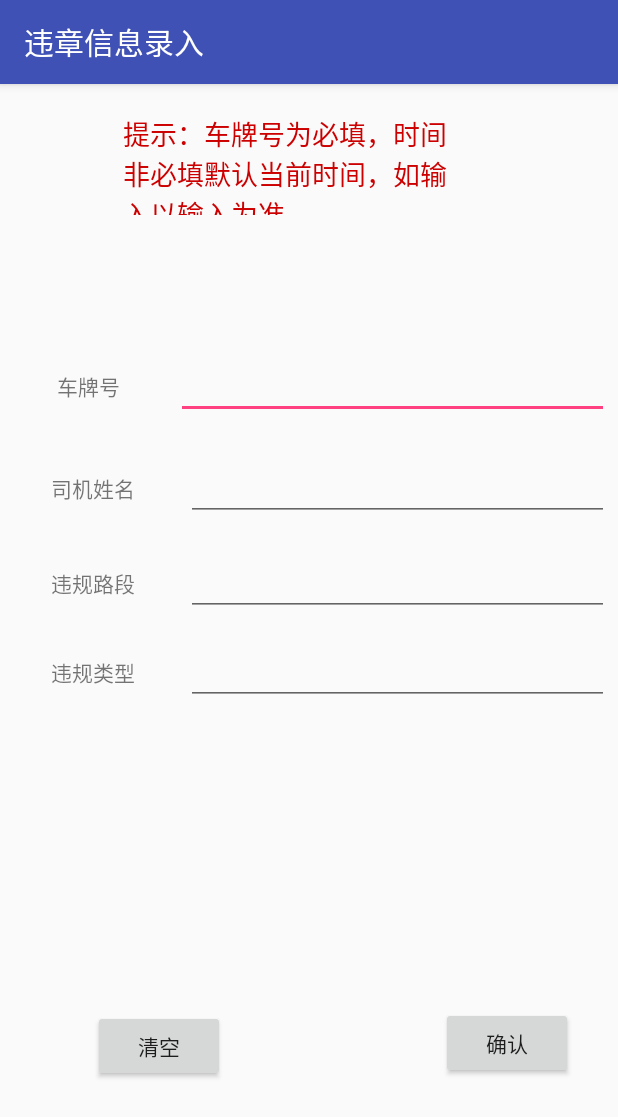
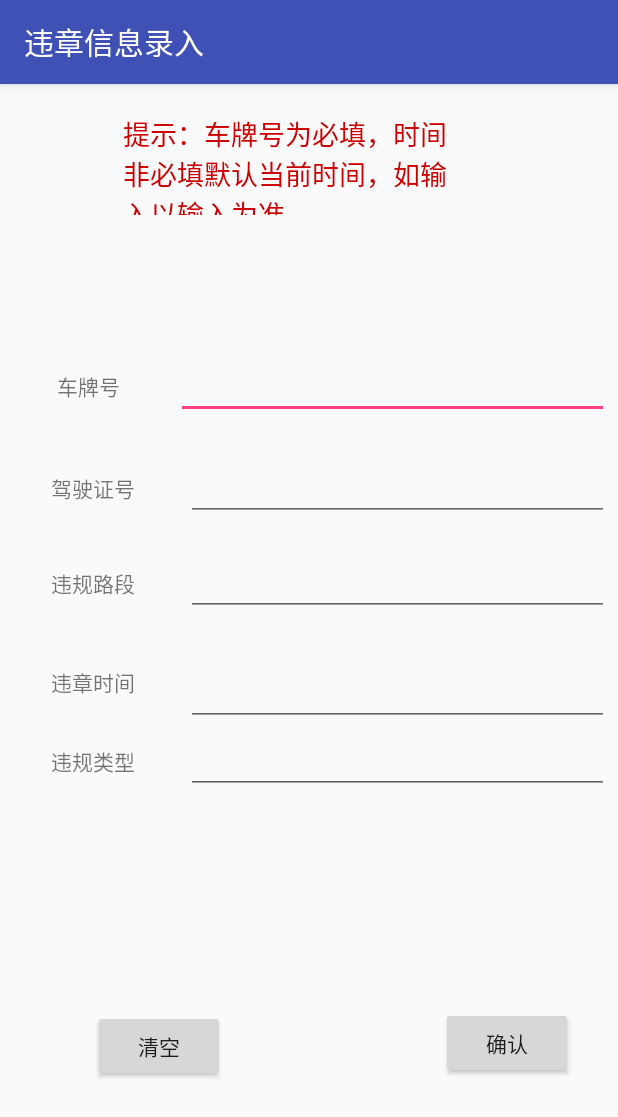
Before and after one commit to wujinbiao94/MyApplication3, an Android app: the PeccancyInsertActivity screen opened directly, with no data from a screen before it, on a phone screen of 412 x 824 dp. Shown: the top 1117 px of the screen. Run offline under Robolectric (Android 15) with nearby library versions, the phone set to English and light mode, and no system bars.

Commit message:
新增违章信息录入

```diff
--- a/app/src/main/java/com/example/myapplication/PeccancyInsertActivity.java
+++ b/app/src/main/java/com/example/myapplication/PeccancyInsertActivity.java
@@ -1,13 +1,108 @@
 package com.example.myapplication;
 
+import android.app.AlertDialog;
+import android.content.SharedPreferences;
+import android.os.Handler;
 import android.support.v7.app.AppCompatActivity;
 import android.os.Bundle;
+import android.view.View;
+import android.widget.Button;
+import android.widget.TextView;
+
+import com.example.myapplication.util.Constons;
+
+import org.apache.http.NameValuePair;
+import org.apache.http.message.BasicNameValuePair;
+
+import java.util.ArrayList;
+import java.util.List;
 
 public class PeccancyInsertActivity extends AppCompatActivity {
 
+    TextView license;
+    TextView carPlateNum;
+    TextView peccancyType;
+    TextView peccancyDate;
+    TextView peccancyPlace;
+    Button submitBtn;
+    Button cleanBtn;
+    private SharedPreferences sp;
+    // 返回主线程更新数据
+    private static Handler handler = new Handler();
     @Override
     protected void onCreate(Bundle savedInstanceState) {
         super.onCreate(savedInstanceState);
         setContentView(R.layout.activity_peccancy_insert);
+
+        license = (TextView) findViewById(R.id.license);
+        carPlateNum = (TextView) findViewById(R.id.carPlateNum);
+        peccancyType = (TextView) findViewById(R.id.peccancyType);
+        peccancyDate = (TextView) findViewById(R.id.peccancyTime);
+        peccancyPlace = (TextView) findViewById(R.id.peccancyPlace);
+        submitBtn = (Button) findViewById(R.id.submitBtn);
+
+        submitBtn.setOnClickListener(new View.OnClickListener() {
+            @Override
+            public void onClick(View v) {
+                new Thread(new RequestThread()).start();
+            }
+
+        });
+
+        cleanBtn = (Button) findViewById(R.id.cleanBtn);
+        cleanBtn.setOnClickListener(new View.OnClickListener() {
+            @Override
+            public void onClick(View v) {
+                license.setText("");
+                carPlateNum.setText("");
+                peccancyType.setText("");
+                peccancyDate.setText("");
+                peccancyPlace.setText("");
+            }
+
+        });
+    }
+
+    public class RequestThread implements Runnable {
+        @Override
+        public void run() {
+            List<NameValuePair> list = new ArrayList<>();
+            NameValuePair pair  = new BasicNameValuePair("license",license.getText().toString());
+            list.add(pair);
+            pair = new  BasicNameValuePair("carPlateNum",carPlateNum.getText().toString());
+            list.add(pair);
+            pair = new  BasicNameValuePair("peccancyType",peccancyType.getText().toString());
+            list.add(pair);
+            pair = new  BasicNameValuePair("peccancyDate",peccancyDate.getText().toString());
+            list.add(pair);
+            pair = new  BasicNameValuePair("peccancyPlace",peccancyPlace.getText().toString());
+            list.add(pair);
+            sp = getSharedPreferences("User", MODE_PRIVATE);
+            pair = new BasicNameValuePair("dealPersion",sp.getString("userName",""));
+            list.add(pair);
+            String json = WebServiceRequest.postRequest(list,"http://"+ Constons.IP+"/"+Constons.peccancyInsert);
+            System.out.println("服务器返回的json="+json);
+            if (json != null){
+                handler.post(new Runnable() {
+                    @Override
+                    public void run() {
+                        license.setText("");
+                        carPlateNum.setText("");
+                        peccancyType.setText("");
+                        peccancyDate.setText("");
+                        peccancyPlace.setText("");
+                        showExitDialog01();
+                    }
+                });
+            }
+        }
+    }
+
+    private void showExitDialog01(){
+        new AlertDialog.Builder(this)
+                .setTitle("提示")
+                .setMessage("保存完成！")
+                .setPositiveButton("确定", null)
+                .show();
     }
 }
--- a/app/src/main/java/com/example/myapplication/util/Constons.java
+++ b/app/src/main/java/com/example/myapplication/util/Constons.java
@@ -11,5 +11,9 @@ public class Constons {
 
     //车牌查询请求方法名
     public static final String carInfoSearch = "carRequest.do";
+    //驾驶证查询
+    public static final String driverLicenseSearch = "driverLisence.do";
+    //插入违章信息
+    public static final String peccancyInsert = "peccancyInsert.do";
 
 }
--- a/app/src/main/res/layout/activity_license.xml
+++ b/app/src/main/res/layout/activity_license.xml
@@ -47,7 +47,7 @@
         app:layout_constraintVertical_bias="0.2" />
 
     <Button
-        android:id="@+id/button2"
+        android:id="@+id/cleanBtn"
         android:layout_width="wrap_content"
         android:layout_height="wrap_content"
         android:text="清空"
--- a/app/src/main/res/layout/activity_peccancy.xml
+++ b/app/src/main/res/layout/activity_peccancy.xml
@@ -33,7 +33,7 @@
         app:layout_constraintVertical_bias="0.098" />
 
     <ImageButton
-        android:id="@+id/imageButton2"
+        android:id="@+id/cleanBtn"
         android:layout_width="wrap_content"
         android:layout_height="wrap_content"
         android:src="@android:drawable/ic_menu_close_clear_cancel"
--- a/app/src/main/res/layout/activity_peccancy_insert.xml
+++ b/app/src/main/res/layout/activity_peccancy_insert.xml
@@ -21,7 +21,7 @@
         app:layout_constraintVertical_bias="0.029" />
 
     <Button
-        android:id="@+id/button3"
+        android:id="@+id/submitBtn"
         android:layout_width="wrap_content"
         android:layout_height="wrap_content"
         android:text="确认"
@@ -33,7 +33,7 @@
         app:layout_constraintVertical_bias="0.855" />
 
     <Button
-        android:id="@+id/button4"
+        android:id="@+id/cleanBtn"
         android:layout_width="wrap_content"
         android:layout_height="wrap_content"
         android:text="清空"
@@ -69,6 +69,7 @@
                 android:textAlignment="center" />
 
             <EditText
+                android:id="@+id/carPlateNum"
                 android:layout_width="wrap_content"
                 android:layout_height="wrap_content"
                 android:layout_weight="1"
@@ -86,15 +87,17 @@
                 android:layout_width="wrap_content"
                 android:layout_height="43dp"
                 android:layout_weight="1"
-                android:text="司机姓名"
+                android:text="驾驶证号"
                 android:textAlignment="center" />
 
             <EditText
+                android:id="@+id/license"
                 android:layout_width="wrap_content"
                 android:layout_height="wrap_content"
                 android:layout_weight="1"
                 android:ems="10"
-                android:inputType="textPersonName" />
+                android:inputType="number" />
+
         </LinearLayout>
 
         <LinearLayout
@@ -111,11 +114,35 @@
                 android:textAlignment="center" />
 
             <EditText
+                android:id="@+id/peccancyPlace"
                 android:layout_width="wrap_content"
                 android:layout_height="wrap_content"
                 android:layout_weight="1"
                 android:ems="10"
                 android:inputType="textPersonName" />
+        </LinearLayout>
+
+        <LinearLayout
+            android:layout_width="match_parent"
+            android:layout_height="59dp"
+            android:orientation="horizontal">
+
+            <TextView
+                android:id="@+id/textView13"
+                android:layout_width="wrap_content"
+                android:layout_height="47dp"
+                android:layout_weight="1"
+                android:text="违章时间"
+                android:textAlignment="center" />
+
+            <EditText
+                android:id="@+id/peccancyTime"
+                android:layout_width="wrap_content"
+                android:layout_height="match_parent"
+                android:layout_weight="1"
+                android:ems="10"
+                android:inputType="time" />
+
         </LinearLayout>
 
         <LinearLayout
@@ -132,6 +159,7 @@
                 android:textAlignment="center" />
 
             <EditText
+                android:id="@+id/peccancyType"
                 android:layout_width="wrap_content"
                 android:layout_height="wrap_content"
                 android:layout_weight="1"
```
Also changed, not shown: app/src/main/java/com/example/myapplication/LicenseActivity.java (+16 -0 lines).
